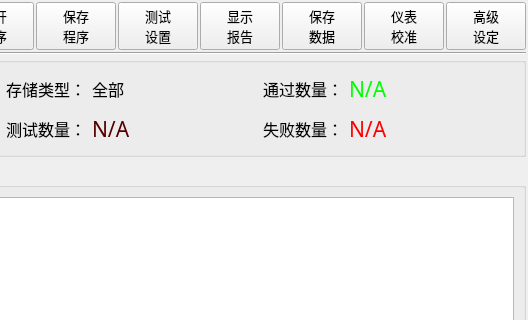
The window that MeterMode/clsMeterMode.ui (caicaiking/WKEFactoryView2014) describes before a commit, drawn with Qt 5; both pictures show x 752 to 1280 and y 0 to 320 of the 1280 by 768 pixel window.
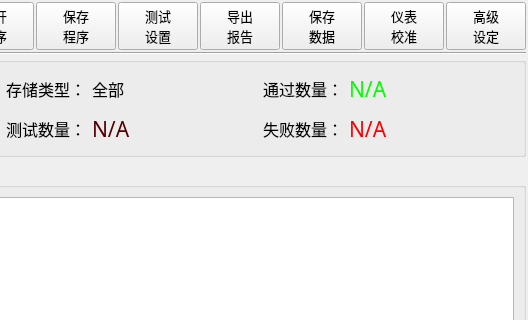
The same window after the commit. Icons and pictures are not drawn. Custom widgets are drawn as their Qt base class.

The edit to the form file:
```diff
--- a/MeterMode/clsMeterMode.ui
+++ b/MeterMode/clsMeterMode.ui
@@ -398,7 +398,7 @@
          <string>&lt;html&gt;&lt;head/&gt;&lt;body&gt;&lt;p&gt;停止探测产品&lt;/p&gt;&lt;/body&gt;&lt;/html&gt;</string>
         </property>
         <property name="text">
-         <string>显示
+         <string>导出
 报告</string>
         </property>
         <property name="icon">
```
